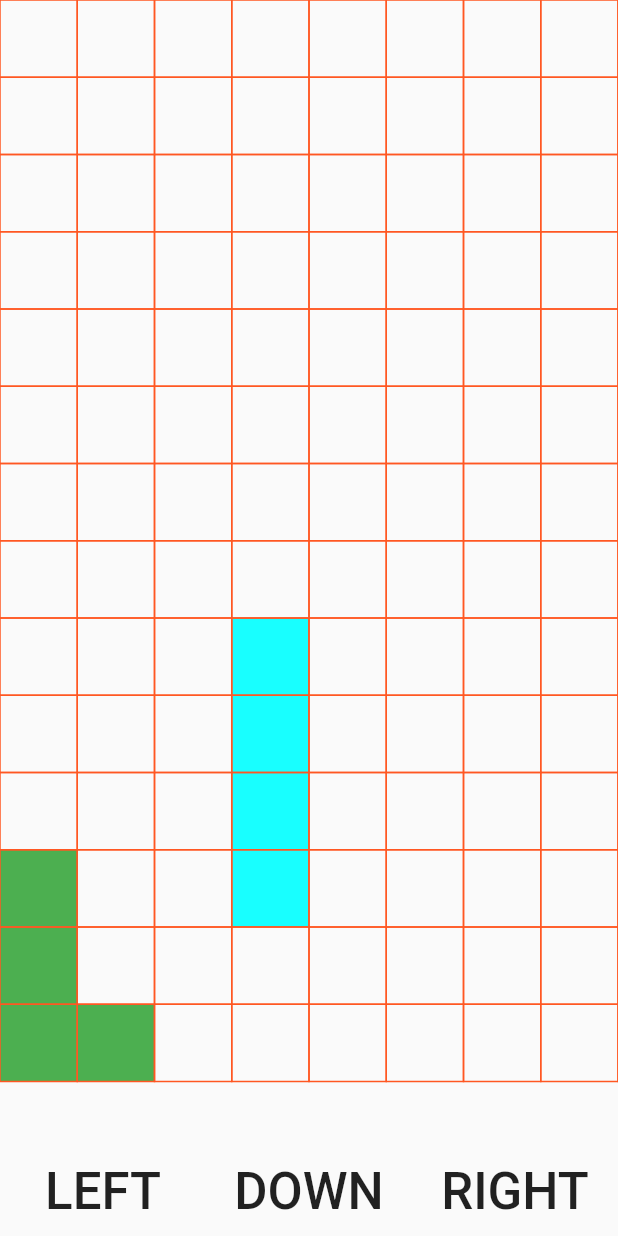
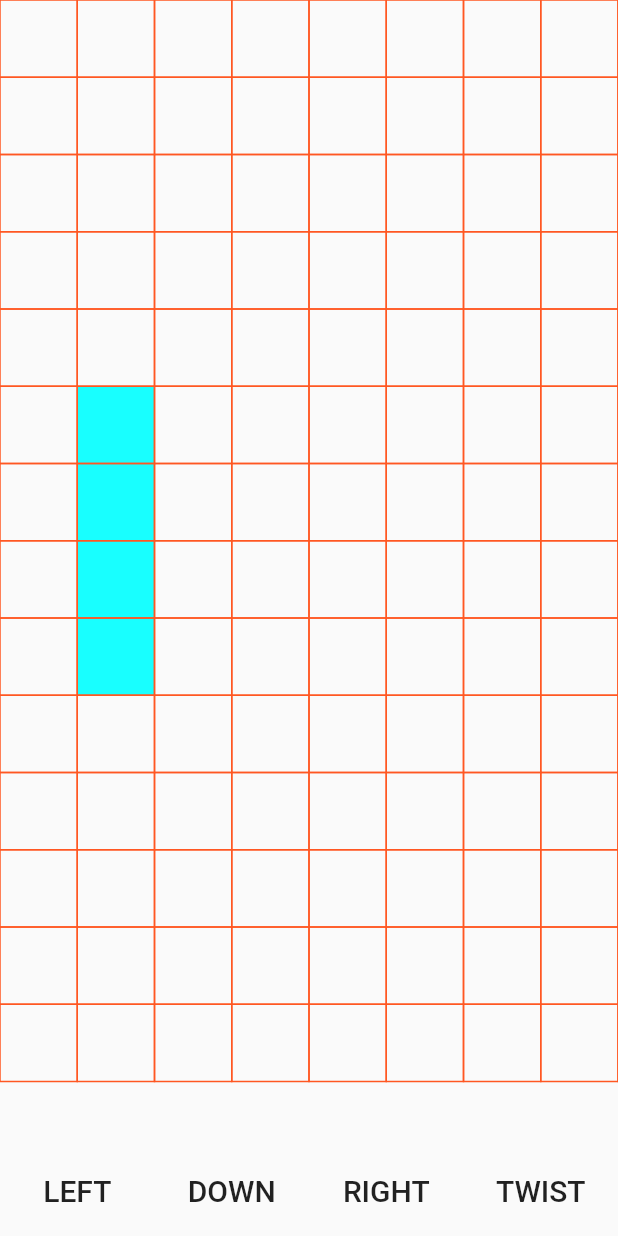
Before and after one commit to alexsullivan114/Fetris, a Flutter app: the screen it shows after launch, after a tap on "RIGHT", on a phone screen of 412 x 824 dp. Run offline on Flutter 3.47's test engine with Material 2 defaults, Android fonts, the phone set to English and light mode, and no system bars.

Commit message:
Rotate straight tetronimoes

```diff
--- a/fetris/lib/GameEngine.dart
+++ b/fetris/lib/GameEngine.dart
@@ -16,12 +16,16 @@ class GameEngine {
 
   List<TetrominoeBlock> get blocks {
     final List<TetrominoeBlock> blocks = List.from(_fallenBlocks);
-    blocks.addAll(active.toTetrominoeBlocks());
+    blocks.addAll(active.blocks());
     return blocks;
   }
 
   int get maxHorizontalBlockCount {
     return (screenWidth / blockSize).floor();
+  }
+
+  int get maxVerticalBlockCount {
+    return (screenHeight / blockSize).floor();
   }
 
   void initialize(double screenWidth, double screenHeight) {
@@ -30,7 +34,7 @@ class GameEngine {
       this.screenWidth = screenWidth;
       this.screenHeight = screenHeight;
       this.blockSize = screenWidth.floor() / 8;
-      active = TetrominoePosition(Tetrominoe.L, 0, 0);
+      active = TetrominoePosition(Tetrominoe.STRAIGHT, 0, 0, Rotation.ZERO);
     }
   }
 
@@ -41,7 +45,7 @@ class GameEngine {
       if (tetrominoePositionCollidesWithExisting(nextActive)) {
         gameState = GameState.DONE;
       } else {
-        _fallenBlocks.addAll(active.toTetrominoeBlocks());
+        _fallenBlocks.addAll(active.blocks());
         active = nextActive;
       }
     } else if (tetrominoePositionCollidesWithExisting(advancedActive)) {
@@ -49,7 +53,7 @@ class GameEngine {
       if (tetrominoePositionCollidesWithExisting(nextActive)) {
         gameState = GameState.DONE;
       } else {
-        _fallenBlocks.addAll(active.toTetrominoeBlocks());
+        _fallenBlocks.addAll(active.blocks());
         active = nextActive;
       }
     } else {
@@ -103,17 +107,33 @@ class GameEngine {
 
   bool tetrominoePositionCollidesWithBottom(
       TetrominoePosition tetrominoePosition) {
-    int totalVerticalBlockCount = (screenHeight / blockSize).floor();
-    int height = tetrominoeHeight(tetrominoePosition.tetrominoe);
-    int maxBlockCount = totalVerticalBlockCount - height;
+    int height = tetrominoePosition.height();
+    int maxBlockCount = maxVerticalBlockCount - height;
     return tetrominoePosition.verticalOffsetCount > maxBlockCount;
   }
 
+  bool tetrominoePositionOutsideBounds(TetrominoePosition tetrominoePosition) {
+    final coordinates = tetrominoePosition.coordinates();
+    for (final coordinate in coordinates) {
+      if (coordinate.y < 0 ||
+          coordinate.y > maxVerticalBlockCount - 1 ||
+          coordinate.x < 0 ||
+          coordinate.x > maxHorizontalBlockCount - 1) {
+        return true;
+      }
+    }
+
+    return false;
+  }
+
   GameEngine left() {
-    TetrominoePosition newActive = TetrominoePosition(active.tetrominoe,
-        active.verticalOffsetCount, active.horizontalOffsetCount - 1);
+    TetrominoePosition newActive = TetrominoePosition(
+        active.tetrominoe,
+        active.verticalOffsetCount,
+        active.horizontalOffsetCount - 1,
+        active.rotation);
     if (!tetrominoePositionCollidesWithExisting(newActive) &&
-        active.horizontalOffsetCount > 0) {
+        !tetrominoePositionOutsideBounds(newActive)) {
       active = newActive;
     }
 
@@ -131,11 +151,27 @@ class GameEngine {
   }
 
   GameEngine right() {
-    TetrominoePosition newActive = TetrominoePosition(active.tetrominoe,
-        active.verticalOffsetCount, active.horizontalOffsetCount + 1);
+    TetrominoePosition newActive = TetrominoePosition(
+        active.tetrominoe,
+        active.verticalOffsetCount,
+        active.horizontalOffsetCount + 1,
+        active.rotation);
     if (!tetrominoePositionCollidesWithExisting(newActive) &&
-        active.horizontalOffsetCount + tetrominoeWidth(active.tetrominoe) <
-            maxHorizontalBlockCount) {
+        !tetrominoePositionOutsideBounds(newActive)) {
+      active = newActive;
+    } else {
+      print("Can't move right. New active: " + newActive.toString());
+      print("New active coordinates: " + newActive.coordinates().toString());
+      print("Max horizontal: " + maxHorizontalBlockCount.toString());
+    }
+
+    return this;
+  }
+
+  GameEngine rotate() {
+    TetrominoePosition newActive = active.rotated();
+    if (!tetrominoePositionCollidesWithExisting(newActive) &&
+        !tetrominoePositionOutsideBounds(newActive)) {
       active = newActive;
     }
 
@@ -147,14 +183,15 @@ class GameEngine {
     int horizontalMax = Random().nextInt(maxHorizontalBlockCount) -
         tetrominoeWidth(nextTetrominoe);
     int horizontal = max(0, horizontalMax);
-    return TetrominoePosition(nextTetrominoe, 0, horizontal);
+    return TetrominoePosition(nextTetrominoe, 0, horizontal, Rotation.ZERO);
   }
 
   TetrominoePosition _advance(TetrominoePosition tetrominoePosition) {
     return TetrominoePosition(
         tetrominoePosition.tetrominoe,
         tetrominoePosition.verticalOffsetCount + 1,
-        tetrominoePosition.horizontalOffsetCount);
+        tetrominoePosition.horizontalOffsetCount,
+        tetrominoePosition.rotation);
   }
 
   Tetrominoe _randomTetrominoe() {
--- a/fetris/lib/GamePad.dart
+++ b/fetris/lib/GamePad.dart
@@ -5,8 +5,10 @@ class GamePad extends StatelessWidget {
   final void Function() onLeftPressed;
   final void Function() onDownPressed;
   final void Function() onRightPressed;
+  final void Function() onRotatePressed;
 
-  GamePad(this.onLeftPressed, this.onDownPressed, this.onRightPressed);
+  GamePad(this.onLeftPressed, this.onDownPressed, this.onRightPressed,
+      this.onRotatePressed);
 
   @override
   Widget build(BuildContext context) {
@@ -15,40 +17,34 @@ class GamePad extends StatelessWidget {
       child: Row(
         crossAxisAlignment: CrossAxisAlignment.stretch,
         children: <Widget>[
-          Expanded(
-            child: FlatButton(
-              onPressed: onLeftPressed,
-              child: Center(
-                  child: Text(
-                "LEFT",
-                style: TextStyle(fontSize: 34),
-              )),
-            ),
-          ),
-          Expanded(
-            child: FlatButton(
-              onPressed: onDownPressed,
-              child: Center(
-                child: Text(
-                  "DOWN",
-                  style: TextStyle(fontSize: 34),
-                ),
-              ),
-            ),
-          ),
-          Expanded(
-            child: FlatButton(
-              onPressed: onRightPressed,
-              child: Center(
-                child: Text(
-                  "RIGHT",
-                  style: TextStyle(fontSize: 34),
-                ),
-              ),
-            ),
-          )
+          GamePadButton("LEFT", onLeftPressed),
+          GamePadButton("DOWN", onDownPressed),
+          GamePadButton("RIGHT", onRightPressed),
+          GamePadButton("TWIST", onRotatePressed),
         ],
       ),
     );
   }
 }
+
+class GamePadButton extends StatelessWidget {
+  final void Function() _onButtonPressed;
+  final String _text;
+
+  GamePadButton(this._text, this._onButtonPressed);
+
+  @override
+  Widget build(BuildContext context) {
+    return Expanded(
+      child: FlatButton(
+        onPressed: _onButtonPressed,
+        child: Center(
+          child: Text(
+            _text,
+            style: TextStyle(fontSize: 20),
+          ),
+        ),
+      ),
+    );
+  }
+}
--- a/fetris/lib/TetrisBoard.dart
+++ b/fetris/lib/TetrisBoard.dart
@@ -21,7 +21,7 @@ class _TetrisBoardState extends State<TetrisBoard> {
   @override
   void initState() {
     super.initState();
-    Timer.periodic(new Duration(milliseconds: 500), (Timer timer) {
+    Timer.periodic(new Duration(milliseconds: 2000), (Timer timer) {
       setState(() {
         _gameEngine = _gameEngine.tick();
       });
@@ -31,7 +31,9 @@ class _TetrisBoardState extends State<TetrisBoard> {
   @override
   Widget build(BuildContext context) {
     if (_gameEngine.gameState == GameState.DONE) {
-      return Center(child: Text("YOU LOSE", style: TextStyle(fontSize: 50, fontWeight: FontWeight.bold)));
+      return Center(
+          child: Text("YOU LOSE",
+              style: TextStyle(fontSize: 50, fontWeight: FontWeight.bold)));
     } else {
       return Column(
         verticalDirection: VerticalDirection.up,
@@ -48,6 +50,10 @@ class _TetrisBoardState extends State<TetrisBoard> {
           }, () {
             setState(() {
               _gameEngine = _gameEngine.right();
+            });
+          }, () {
+            setState(() {
+              _gameEngine = _gameEngine.rotate();
             });
           }),
           Expanded(
--- a/fetris/lib/TetrominoePosition.dart
+++ b/fetris/lib/TetrominoePosition.dart
@@ -6,24 +6,22 @@ class TetrominoePosition {
   final Tetrominoe tetrominoe;
   final int verticalOffsetCount;
   final int horizontalOffsetCount;
+  final Rotation rotation;
 
-  TetrominoePosition(
-      this.tetrominoe, this.verticalOffsetCount, this.horizontalOffsetCount);
+  TetrominoePosition(this.tetrominoe, this.verticalOffsetCount,
+      this.horizontalOffsetCount, this.rotation);
 
   bool collidesWith(Position otherCoordinate) {
     return _containsPoint(otherCoordinate.x, otherCoordinate.y);
   }
 
+  // Need to updates coordinates to include "spin" or rotation. Hopefully there's
+  // some nice math formula I can use?
   List<Position> coordinates() {
     List<Position> positions = [];
     switch (tetrominoe) {
       case Tetrominoe.STRAIGHT:
-        for (int i = verticalOffsetCount;
-            i < verticalOffsetCount + tetrominoeHeight(tetrominoe);
-            i++) {
-          Position position = Position(horizontalOffsetCount, i);
-          positions.add(position);
-        }
+        return straightCoordinates();
         break;
       case Tetrominoe.SQUARE:
         Position topLeft = Position(horizontalOffsetCount, verticalOffsetCount);
@@ -83,6 +81,26 @@ class TetrominoePosition {
     return positions;
   }
 
+  List<Position> straightCoordinates() {
+    List<Position> positions = [];
+    if (rotation == Rotation.NINETY) {
+      for (int i = 0; i < tetrominoeHeight(tetrominoe); i++) {
+        final position =
+            Position(horizontalOffsetCount + i, verticalOffsetCount);
+        positions.add(position);
+      }
+    } else {
+      for (int i = verticalOffsetCount;
+          i < verticalOffsetCount + tetrominoeHeight(tetrominoe);
+          i++) {
+        Position position = Position(horizontalOffsetCount, i);
+        positions.add(position);
+      }
+    }
+
+    return positions;
+  }
+
   bool _containsPoint(int x, int y) {
     int tetroY = verticalOffsetCount;
     int tetroX = horizontalOffsetCount;
@@ -111,10 +129,42 @@ class TetrominoePosition {
     return false;
   }
 
-  List<TetrominoeBlock> toTetrominoeBlocks() {
+  List<TetrominoeBlock> blocks() {
     return coordinates().map((position) {
       return TetrominoeBlock(tetrominoeColor(tetrominoe), position);
     }).toList();
+  }
+
+  int height() {
+    if (rotation == Rotation.NINETY) {
+      return tetrominoeWidth(tetrominoe);
+    } else {
+      return tetrominoeHeight(tetrominoe);
+    }
+  }
+
+  int width() {
+    if (rotation == Rotation.NINETY) {
+      return tetrominoeHeight(tetrominoe);
+    } else {
+      return tetrominoeWidth(tetrominoe);
+    }
+  }
+
+  TetrominoePosition rotated() {
+    Rotation newRotation = rotation;
+    if (tetrominoe == Tetrominoe.STRAIGHT) {
+      if (rotation == Rotation.NINETY) {
+        newRotation = Rotation.ZERO;
+      } else {
+        newRotation = Rotation.NINETY;
+      }
+    } else {
+      newRotation = nextRotation(rotation);
+    }
+
+    return TetrominoePosition(
+        tetrominoe, verticalOffsetCount, horizontalOffsetCount, newRotation);
   }
 
   @override
@@ -134,3 +184,21 @@ class Position {
     return 'Position{x: $x, y: $y}';
   }
 }
+
+enum Rotation { ZERO, NINETY, ONEEIGHTY }
+
+Rotation nextRotation(Rotation rotation) {
+  switch (rotation) {
+    case Rotation.ZERO:
+      return Rotation.NINETY;
+      break;
+    case Rotation.NINETY:
+      return Rotation.ONEEIGHTY;
+      break;
+    case Rotation.ONEEIGHTY:
+      return Rotation.ZERO;
+      break;
+  }
+
+  return Rotation.ZERO;
+}
```
Also changed, not shown: fetris/lib/drawShapes.dart (+0 -78 lines), 1 other file.
